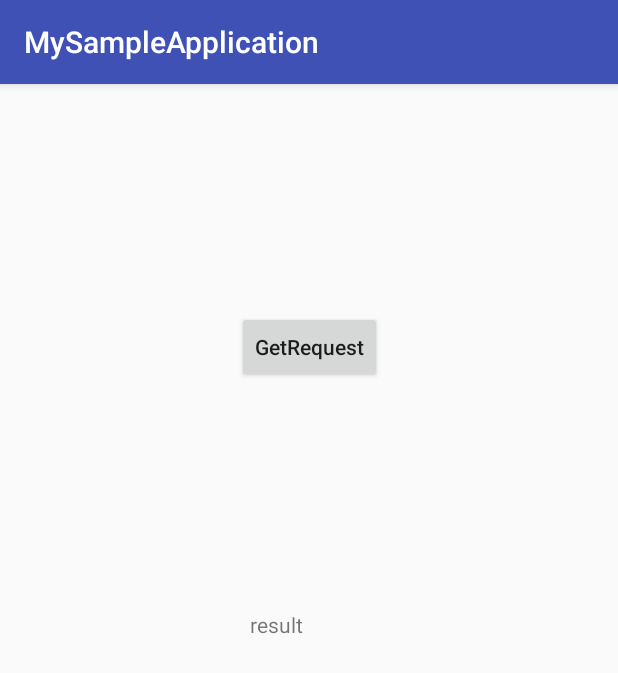
After one commit to bccdevg/SampleAndroidApplication, an Android app: the HttpURLConnectionSample1Activity screen opened directly, with no data from a screen before it, on a phone screen of 412 x 824 dp. The commit adds this screen. Shown: the top 673 px of the screen. Run offline under Robolectric (Android 15) with nearby library versions, the phone set to English and light mode, and no system bars.

Commit message:
add HttpURLConnectionSample1

```diff
--- a/app/src/main/AndroidManifest.xml
+++ b/app/src/main/AndroidManifest.xml
@@ -4,9 +4,7 @@
 
     <uses-permission android:name="android.permission.ACCESS_COARSE_LOCATION" />
     <uses-permission android:name="android.permission.ACCESS_FINE_LOCATION" />
-
     <uses-permission android:name="android.permission.ACCESS_WIFI_STATE" />
-
     <uses-permission android:name="android.permission.CHANGE_WIFI_STATE" />
 
     <application
@@ -35,7 +33,8 @@
         <activity android:name=".sample.location.LocationSample1Activity" />
         <activity android:name=".TempTestActivity" />
         <activity android:name=".sample.notification.NotificationSample1Activity" />
-        <activity android:name=".sample.wifi.WiFiSampleActivity"></activity>
+        <activity android:name=".sample.wifi.WiFiSampleActivity" />
+        <activity android:name=".sample.network.HttpURLConnectionSample1Activity"></activity>
     </application>
 
 </manifest>
--- /dev/null
+++ b/app/src/main/res/layout/activity_http_urlconnection_sample1.xml
@@ -0,0 +1,41 @@
+<?xml version="1.0" encoding="utf-8"?>
+<android.support.constraint.ConstraintLayout xmlns:android="http://schemas.android.com/apk/res/android"
+    xmlns:app="http://schemas.android.com/apk/res-auto"
+    xmlns:tools="http://schemas.android.com/tools"
+    android:layout_width="match_parent"
+    android:layout_height="match_parent"
+    tools:context="com.example.iwaki.mysampleapplication.sample.network.HttpURLConnectionSample1Activity">
+
+    <Button
+        android:id="@+id/button14"
+        android:layout_width="wrap_content"
+        android:layout_height="wrap_content"
+        android:layout_marginBottom="8dp"
+        android:layout_marginLeft="8dp"
+        android:layout_marginRight="8dp"
+        android:layout_marginTop="8dp"
+        android:onClick="onGetRequestTapped"
+        android:text="GetRequest"
+        app:layout_constraintBottom_toTopOf="@+id/scrollView2"
+        app:layout_constraintLeft_toLeftOf="parent"
+        app:layout_constraintRight_toRightOf="parent"
+        app:layout_constraintTop_toTopOf="parent"
+        app:layout_constraintVertical_bias="0.5" />
+
+    <ScrollView
+        android:layout_width="368dp"
+        android:layout_height="401dp"
+        android:layout_marginBottom="16dp"
+        app:layout_constraintBottom_toBottomOf="parent"
+        tools:layout_editor_absoluteX="8dp"
+        android:id="@+id/scrollView2">
+
+        <TextView
+            android:id="@+id/getRequestResult"
+            android:layout_width="match_parent"
+            android:layout_height="match_parent"
+            android:text="result"
+            android:textAlignment="center" />
+    </ScrollView>
+
+</android.support.constraint.ConstraintLayout>
```
Also changed, not shown: app/src/main/java/com/example/iwaki/mysampleapplication/MainActivity.java (+7 -0 lines), app/src/main/java/com/example/iwaki/mysampleapplication/sample/network/HttpURLConnectionSample1Activity.java (added, +96 -0 lines), app/src/main/res/layout/activity_main.xml (+9 -0 lines).
